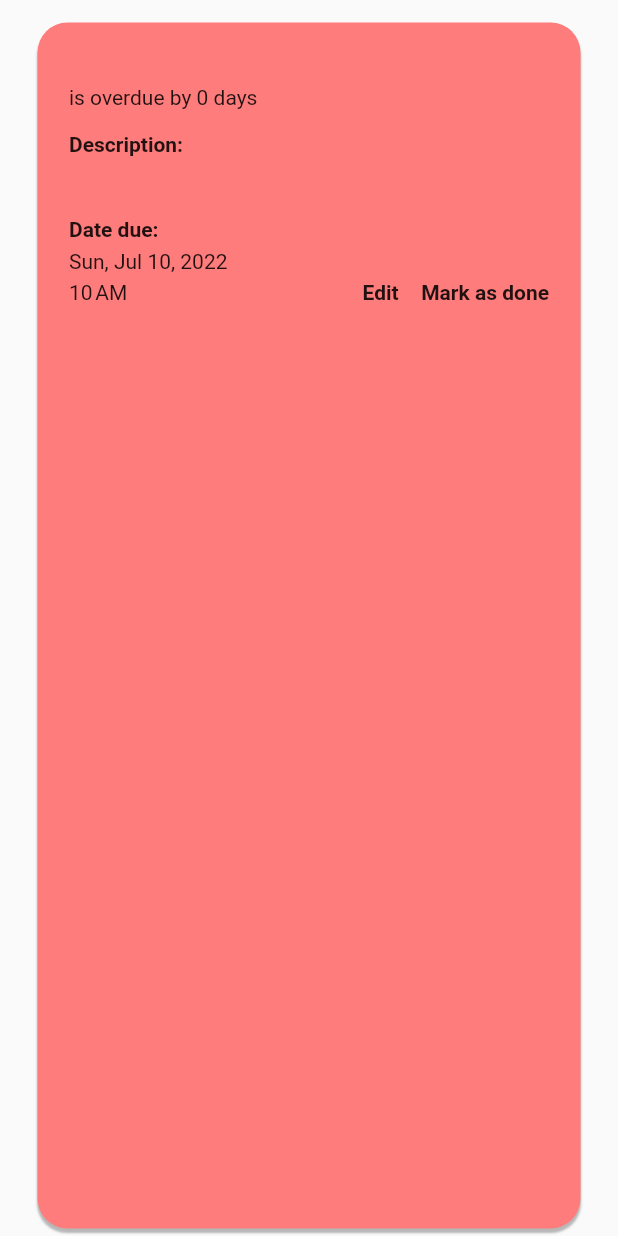
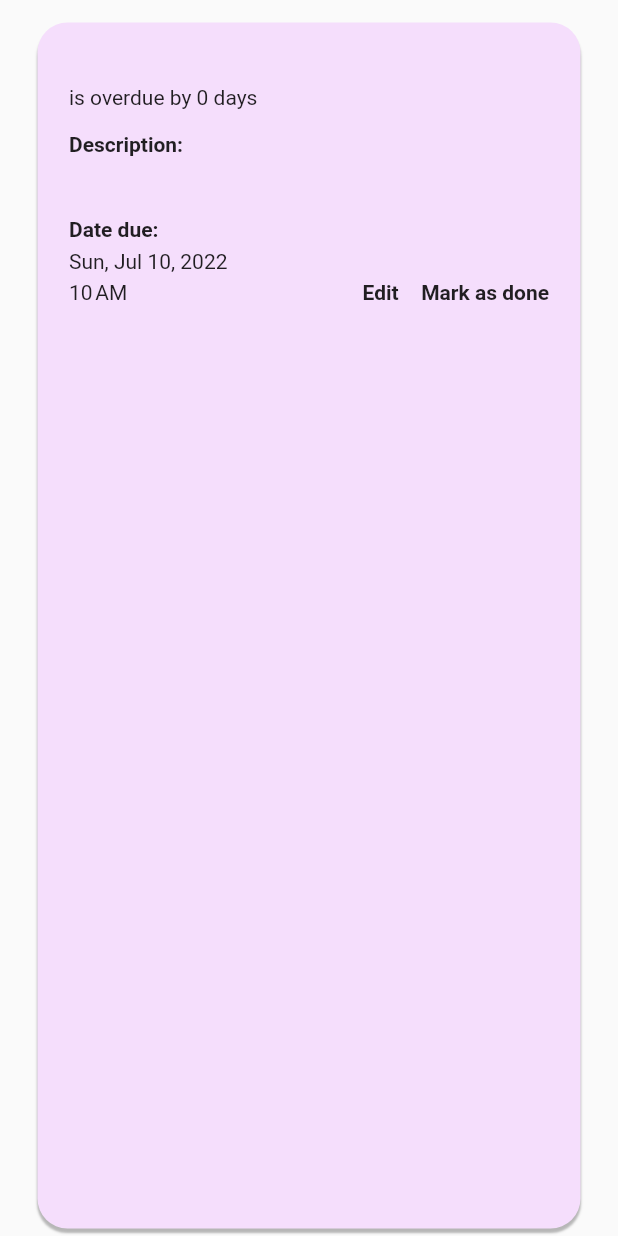
Before and after one commit to Raj-SW/ToDo-Flutter-App, a Flutter app: the TodoCard widget shown alone on an empty page, opened directly with empty values, on a phone screen of 412 x 824 dp. Run offline on Flutter 3.47's test engine with Material 2 defaults, Android fonts, the phone set to English and light mode, and no system bars; our stand-ins replace audioplayers, cloud_firestore, curved_navigation_bar, firebase_auth, firebase_core, flutter_local_notifications and 14 more; missing offline and left inert: alan_voice, dart:ffi, google_ml_kit; accounts and stored records are empty.

Commit message:
unstable colour for overdue

```diff
--- a/lib/pages/TodoCard.dart
+++ b/lib/pages/TodoCard.dart
@@ -51,7 +51,9 @@ class _TodoCardState extends State<TodoCard> {
       padding: const EdgeInsets.only(top: 15, left: 25, right: 25, bottom: 5),
       child: Container(
         decoration: BoxDecoration(
-            color: isoverdue(widget.time, widget.isDone),
+            color: isOverdue(widget.time, widget.isDone) == true
+                ? Color.fromRGBO(255, 146, 146, 1)
+                : findColor(widget.time, widget.isDone, widget.priority),
             border: Border.all(color: Colors.transparent),
             borderRadius: BorderRadius.all(Radius.circular(20)),
             boxShadow: [
@@ -150,7 +152,10 @@ class _TodoCardState extends State<TodoCard> {
     );
   }
 
-  Widget countDown(DateTime time, bool isDone) {
+  Widget countDown(
+    DateTime time,
+    bool isDone,
+  ) {
     var daysLeft = DateTime.now().day - time.day;
     var daysLeftAbs = daysLeft.abs();
     var overdue = false;
@@ -169,27 +174,56 @@ class _TodoCardState extends State<TodoCard> {
         : "$daysLeftAbs days left");
   }
 
-  Color isoverdue(DateTime time, bool isdone) {
-    var daysLeft = time.day - DateTime.now().day;
-    if (isdone == false) {
-      if (daysLeft > 2) {
-        setState(() {
-          color = todoCardBGColor;
-        });
-      } else if (daysLeft >= 0 && daysLeft <= 2) {
-        setState(() {
-          color = Color.fromARGB(255, 255, 124, 124);
-        });
-      } else if (daysLeft < 0) {
-        setState(() {
-          color = Color.fromARGB(255, 187, 186, 186);
-        });
-      }
+  bool isOverdue(
+    DateTime time,
+    bool isDone,
+  ) {
+    var daysLeft = DateTime.now().day - time.day;
+    var overdue = false;
+    if (daysLeft < 0) {
+      setState(() {
+        overdue = true;
+      });
     } else {
       setState(() {
-        color = Color.fromARGB(255, 215, 255, 217);
+        overdue = false;
       });
     }
+
+    return overdue;
+  }
+
+  Color findColor(DateTime time, bool isdone, String priority) {
+    bool overdue = false;
+    setState(() {
+      overdue = isOverdue(time, isdone);
+    });
+    if (isdone == true) {
+      setState(() {
+        overdue = false;
+      });
+    }
+
+    if (isdone == true && overdue == false) {
+      color = Color.fromRGBO(189, 240, 198, 1);
+    }
+
+    if (isdone == false && overdue == true) {
+      color = Color.fromRGBO(255, 146, 146, 1);
+    }
+
+    if (isdone == false && overdue == false) {
+      if (priority == "critical" && overdue == false) {
+        color = Color.fromRGBO(254, 234, 230, 1);
+      }
+      if (priority == "mild" && overdue == false) {
+        color = Color.fromRGBO(253, 241, 220, 1);
+      }
+      if (priority == "normal" && overdue == false) {
+        color = Color.fromRGBO(207, 236, 255, 1);
+      }
+    }
+
     return color;
   }
 }
```
Also changed, not shown: lib/pages/HomePage.dart (+16 -40 lines).
